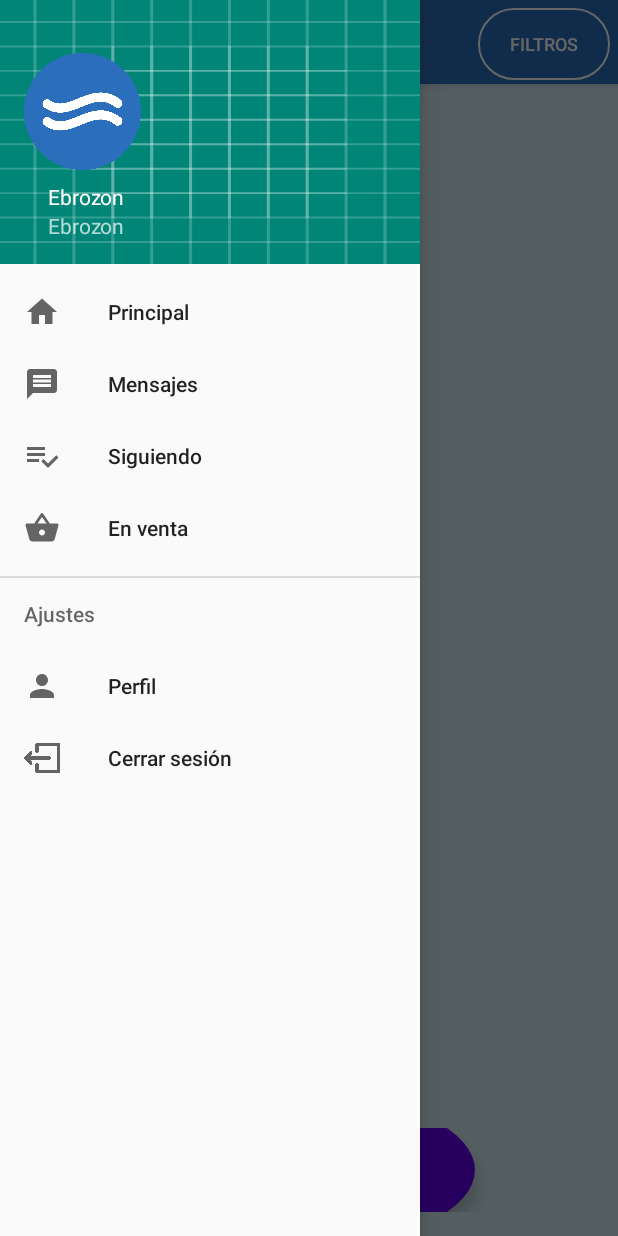
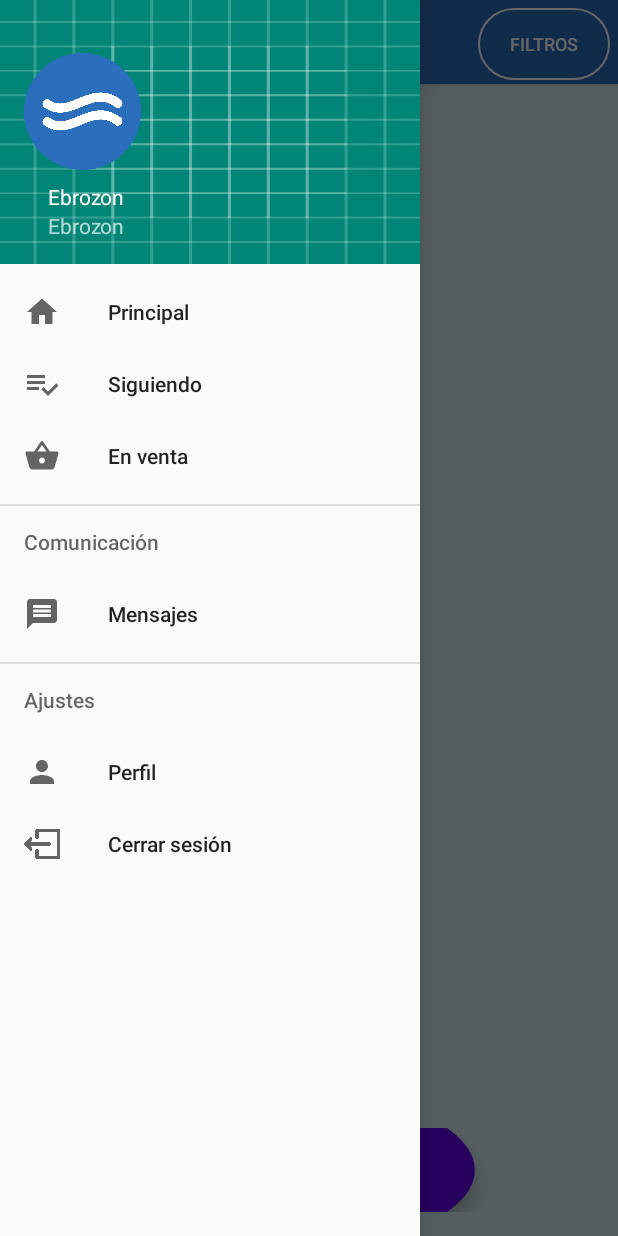
Before and after one commit to sisques/Android, an Android app: the PantallaPrincipal screen opened directly, with no data from a screen before it, with the side drawer open, on a phone screen of 412 x 824 dp. Run offline under Robolectric (Android 15) with nearby library versions, the light colour scheme and no system bars; our stand-ins replace Volley; network calls fail.

Commit message:
Cambiada la disposición del menú

```diff
--- a/app/src/main/java/es/unizar/eina/ebrozon/PantallaPrincipal.java
+++ b/app/src/main/java/es/unizar/eina/ebrozon/PantallaPrincipal.java
@@ -360,6 +360,9 @@ public class PantallaPrincipal extends AppCompatActivity
             misProductos = false;
             resetPantalla();
         }
+        else if (id == R.id.nav_siguiendo) {
+
+        }
         else if (id == R.id.nav_en_venta) {
             botonFiltros.setVisibility(View.INVISIBLE);
             botonFiltros.setClickable(false);
@@ -368,14 +371,11 @@ public class PantallaPrincipal extends AppCompatActivity
             misProductos = true;
             resetPantalla();
         }
+        else if (id == R.id.nav_mensajes) {
+
+        }
         else if (id == R.id.nav_perfil) {
             startActivity(new Intent(PantallaPrincipal.this, perfil_usuario.class));
-        }
-        else if (id == R.id.nav_siguiendo) {
-
-        }
-        else if (id == R.id.nav_mensajes) {
-
         }
         else if (id == R.id.nav_cerrar_sesion) {
             logout();
--- a/app/src/main/res/menu/activity_pantalla_principal_drawer.xml
+++ b/app/src/main/res/menu/activity_pantalla_principal_drawer.xml
@@ -9,10 +9,6 @@
             android:icon="@drawable/ic_menu_principal"
             android:title="@string/Principal" />
         <item
-            android:id="@+id/nav_mensajes"
-            android:icon="@drawable/ic_menu_mensajes"
-            android:title="@string/Mensajes" />
-        <item
             android:id="@+id/nav_siguiendo"
             android:icon="@drawable/ic_menu_siguiendo"
             android:title="@string/Siguiendo" />
@@ -21,6 +17,15 @@
             android:icon="@drawable/ic_menu_en_venta"
             android:title="@string/En_venta" />
     </group>
+
+    <item android:title="@string/Comunicacion">
+        <menu>
+            <item
+                android:id="@+id/nav_mensajes"
+                android:icon="@drawable/ic_menu_mensajes"
+                android:title="@string/Mensajes" />
+        </menu>
+    </item>
 
     <item android:title="@string/Ajustes">
         <menu>
--- a/app/src/main/res/values/strings.xml
+++ b/app/src/main/res/values/strings.xml
@@ -122,9 +122,10 @@
     <string name="Precio">Precio</string>
     <string name="Producto">Producto</string>
     <string name="Principal">Principal</string>
-    <string name="Mensajes">Mensajes</string>
     <string name="Siguiendo">Siguiendo</string>
     <string name="En_venta">En venta</string>
+    <string name="Comunicacion">Comunicación</string>
+    <string name="Mensajes">Mensajes</string>
     <string name="Perfil">Perfil</string>
     <string name="Ajustes">Ajustes</string>
     <string name="Cerrar_sesion">Cerrar sesión</string>
```
